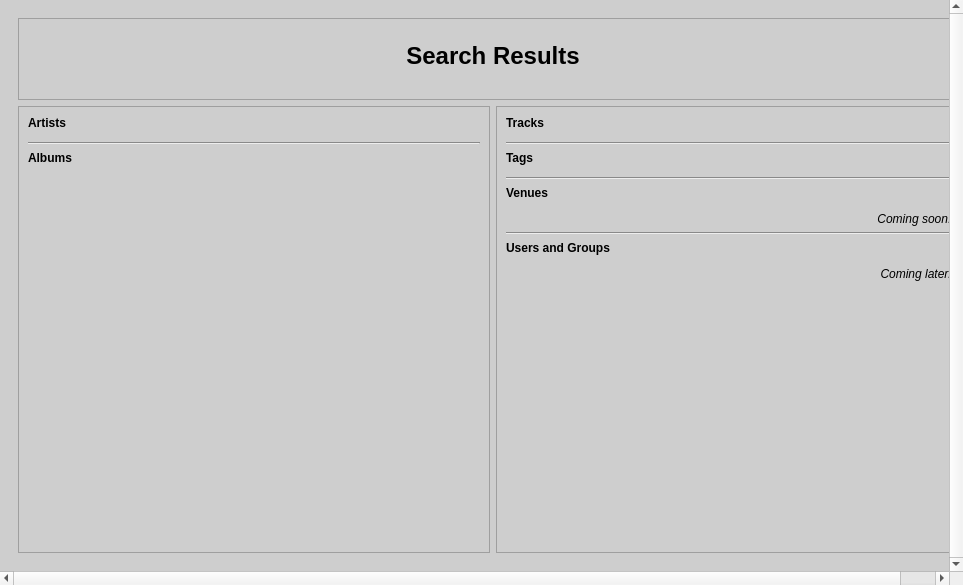
Before: the Qt Designer form hathor/hsearchcontext.ui in jnetterf/hathor, drawn with Qt 5.
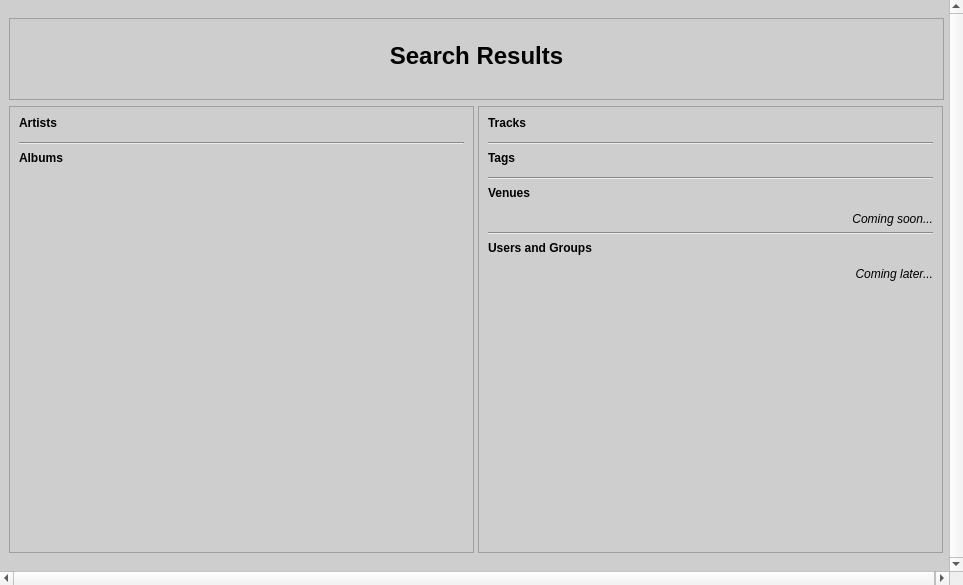
After: the same form once the commit is applied.

Patch:
```diff
--- a/hathor/hsearchcontext.ui
+++ b/hathor/hsearchcontext.ui
@@ -48,7 +48,7 @@
        <rect>
         <x>0</x>
         <y>0</y>
-        <width>976</width>
+        <width>950</width>
         <height>568</height>
        </rect>
       </property>
@@ -57,17 +57,23 @@
 border-color: rgb(174, 174, 174);</string>
       </property>
       <layout class="QGridLayout" name="gridLayout_4">
+       <property name="leftMargin">
+        <number>0</number>
+       </property>
+       <property name="rightMargin">
+        <number>0</number>
+       </property>
        <item row="0" column="0">
         <widget class="QWidget" name="widget_3" native="true">
          <property name="minimumSize">
           <size>
-           <width>968</width>
+           <width>950</width>
            <height>0</height>
           </size>
          </property>
          <property name="maximumSize">
           <size>
-           <width>968</width>
+           <width>950</width>
            <height>16777215</height>
           </size>
          </property>
```
